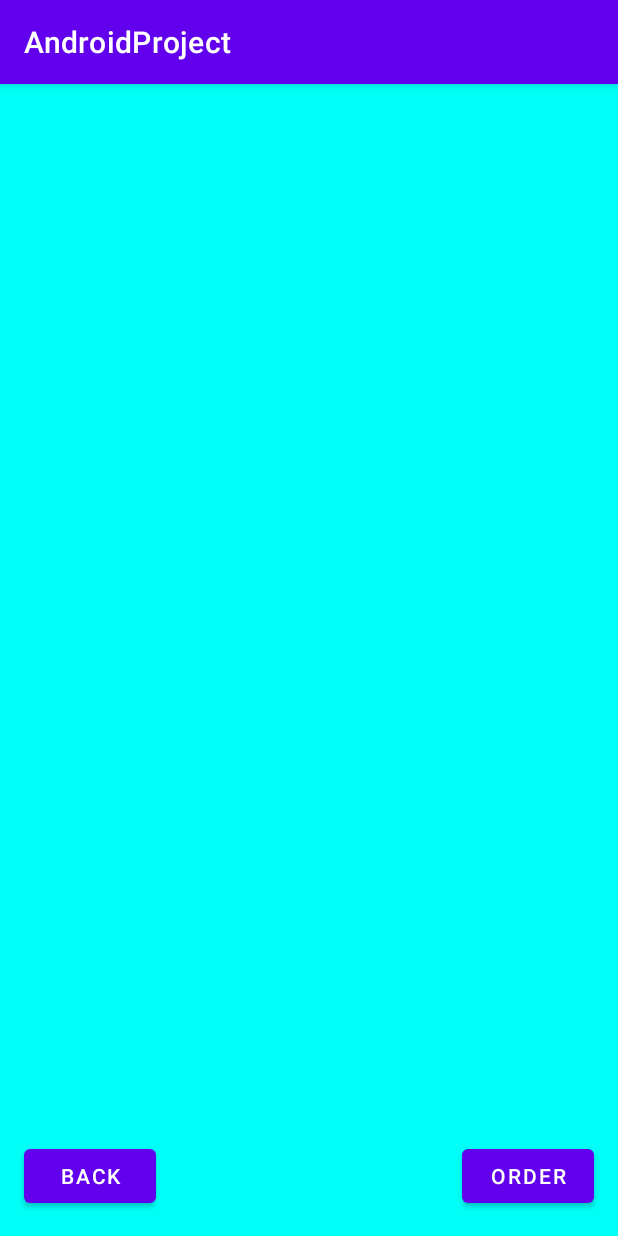
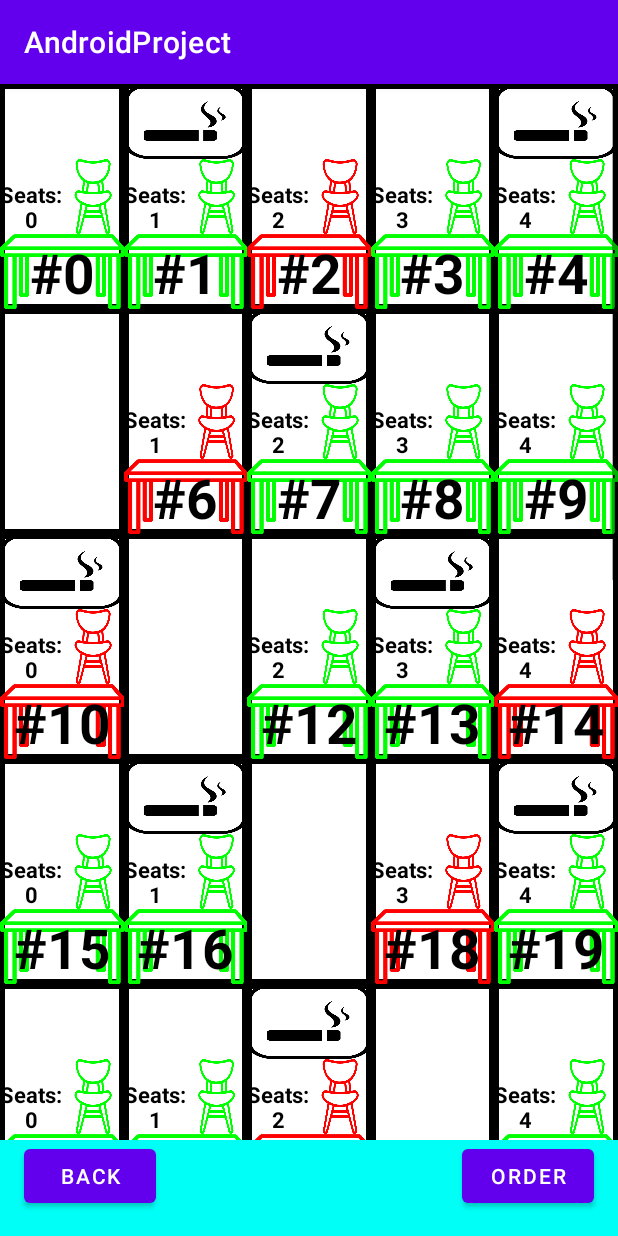
Before and after one commit to OfekSha/AndroidProject, an Android app: the TableModel screen opened directly, with no data from a screen before it, on a phone screen of 412 x 824 dp. Run offline under Robolectric (Android 15) with nearby library versions, the phone set to English and light mode, and no system bars.

Commit message:
fix recycler- load only one black images and change the tint set drawing cache enabled for 50000 images (bug fix) and fix the interface of each cell in the grid..

```diff
--- a/app/src/main/java/com/example/androidproject/RecyclerTableModelAdapter.java
+++ b/app/src/main/java/com/example/androidproject/RecyclerTableModelAdapter.java
@@ -1,10 +1,10 @@
 package com.example.androidproject;
 
-import android.content.Context;
+import android.content.res.ColorStateList;
+import android.content.res.Resources;
 import android.view.LayoutInflater;
 import android.view.View;
 import android.view.ViewGroup;
-import android.widget.ImageView;
 import android.widget.TextView;
 
 import androidx.annotation.NonNull;
@@ -18,20 +18,76 @@ public class RecyclerTableModelAdapter extends RecyclerView.Adapter<RecyclerTabl
        this.tables = tables;
     }
     public static class ViewHolder extends RecyclerView.ViewHolder {
-        private model_table_view view;
-        public ViewHolder(model_table_view view) {
+        TextView table_tv;
+        TextView seats_tv;
+        TextView smoke_tv;
+        TextView chair_tv;
+        final int RED= 0xffff0000;
+        final int GREEN= 0xff00ff00;
+
+        public ViewHolder(View view) {
             super(view);
-            this.view=view;
+            table_tv = (TextView) view.findViewById(R.id.table);
+            seats_tv = (TextView) view.findViewById(R.id.seats);
+            smoke_tv=(TextView) view.findViewById(R.id.smoke);
+            chair_tv=(TextView) view.findViewById(R.id.chair);
+
         }
-        public model_table_view getTableView(){
-            return view;
+
+
+        public void setTableNumber(int value) {
+
+            table_tv.setText("#"+value);
+        }
+
+        public void setIsFull(boolean value) {
+            if (value) {
+                table_tv.setBackgroundTintList(ColorStateList.valueOf(RED));
+                chair_tv.setBackgroundTintList(ColorStateList.valueOf(RED));
+                //table_tv.setBackgroundResource(R.drawable.table_red);
+                //chair_tv.setBackgroundResource(R.drawable.chair_red);
+            }
+            else {
+                table_tv.setBackgroundTintList(ColorStateList.valueOf(GREEN));
+                chair_tv.setBackgroundTintList(ColorStateList.valueOf(GREEN));
+               // table_tv.setBackgroundResource(R.drawable.table_green);
+                //chair_tv.setBackgroundResource(R.drawable.chair_green);
+            }
+        }
+
+        public void setIsSmoke(boolean value) {
+            if (value) {
+                smoke_tv.setVisibility(View.VISIBLE);
+            }
+            else {
+                smoke_tv.setVisibility(View.INVISIBLE);
+            }
+        }
+
+        public void setSeatsNumber(int value) {
+            seats_tv.setText("Seats: "+value);
+        }
+
+        public void setIsNull(boolean value) {
+            if (value) {
+                smoke_tv.setVisibility(View.INVISIBLE);
+                table_tv.setVisibility(View.INVISIBLE);
+                chair_tv.setVisibility(View.INVISIBLE);
+                seats_tv.setText("");
+                table_tv.setText("");
+            }
+            else{
+                smoke_tv.setVisibility(View.VISIBLE);
+                table_tv.setVisibility(View.VISIBLE);
+                chair_tv.setVisibility(View.VISIBLE);
+            }
         }
     }
     @NonNull
     @Override
     public RecyclerTableModelAdapter.ViewHolder onCreateViewHolder(@NonNull ViewGroup parent, int viewType) {
-        //LayoutInflater layoutInflater = LayoutInflater.from(parent.getContext());
-        model_table_view cell = new model_table_view(parent.getContext(),null);
+        LayoutInflater layoutInflater = LayoutInflater.from(parent.getContext());
+        View cell= layoutInflater.inflate(R.layout.model_table_view, parent, false);
         ViewHolder viewHolder = new ViewHolder(cell);
         return viewHolder;
     }
@@ -40,15 +96,14 @@ public class RecyclerTableModelAdapter extends RecyclerView.Adapter<RecyclerTabl
     public void onBindViewHolder(@NonNull RecyclerTableModelAdapter.ViewHolder holder, int position) {
         final Table table = tables.get(position);
         if (table==null){
-            holder.getTableView().setIsNull(true);
-            return;
-
+            holder.setIsNull(true);
         }
-        holder.getTableView().setIsNull(false);
-        holder.getTableView().setIsFull(table.isFull());
-        holder.getTableView().setIsSmoke(table.isSmoke());
-        holder.getTableView().setSeatsNumber(table.getSeats());
-        holder.getTableView().setTableNumber(table.getId());
+        else {
+            holder.setIsFull(table.isFull());
+            holder.setIsSmoke(table.isSmoke());
+            holder.setSeatsNumber(table.getSeats());
+            holder.setTableNumber(table.getId());
+        }
     }
 
     @Override
--- a/app/src/main/java/com/example/androidproject/TableModel.java
+++ b/app/src/main/java/com/example/androidproject/TableModel.java
@@ -21,6 +21,9 @@ public class TableModel extends AppCompatActivity {
 
         recyclerView.setAdapter(adapter);
         recyclerView.setLayoutManager(new GridLayoutManager(this,5));
+        recyclerView.setHasFixedSize(true);
+        recyclerView.setItemViewCacheSize(50000);
+        recyclerView.setDrawingCacheEnabled(true);
     }
 
 
@@ -28,7 +31,10 @@ public class TableModel extends AppCompatActivity {
         ArrayList<Table> test= new ArrayList<Table>();
         for (int i=0;i<50;i++){
             if (i%6== 5) test.add(null);
-            else test.add(new Table(i,i%5,i%3==1 ? true: false));
+            else {
+                test.add(new Table(i, i % 5, i % 3 == 1 ? true : false));
+                if (i%4==2)test.get(i).setFull(true);
+            }
         }
             return test;
     }
--- a/app/src/main/res/layout/model_table_view.xml
+++ b/app/src/main/res/layout/model_table_view.xml
@@ -3,62 +3,97 @@
     xmlns:app="http://schemas.android.com/apk/res-auto"
     xmlns:tools="http://schemas.android.com/tools"
     android:layout_width="match_parent"
-    android:layout_height="match_parent"
+    android:layout_height="150dp"
     android:background="@drawable/table_border">
 
-    <TextView
-        android:id="@+id/table"
-        android:layout_width="404dp"
-        android:layout_height="221dp"
-        android:autoSizeTextType="uniform"
-        android:background="@drawable/table"
-        android:gravity="bottom|center"
-        android:text="#1"
-        android:textColor="#000000"
-        android:textSize="8sp"
-        android:textStyle="bold"
+    <LinearLayout
+        android:layout_width="0dp"
+        android:layout_height="wrap_content"
+        android:orientation="vertical"
+        android:weightSum="3"
         app:layout_constraintBottom_toBottomOf="parent"
         app:layout_constraintEnd_toEndOf="parent"
-        app:layout_constraintStart_toStartOf="parent" />
+        app:layout_constraintStart_toStartOf="parent"
+        app:layout_constraintTop_toTopOf="parent">
 
-    <TextView
-        android:id="@+id/chair"
-        android:layout_width="172dp"
-        android:layout_height="260dp"
-        android:autoSizeTextType="uniform"
-        android:background="@drawable/chair"
-        android:gravity="bottom|center"
-        android:textColor="#000000"
-        android:textSize="36sp"
-        android:textStyle="bold"
-        app:layout_constraintBottom_toTopOf="@+id/table"
-        app:layout_constraintEnd_toEndOf="parent" />
+        <LinearLayout
+            android:id="@+id/linearLayout3"
+            android:layout_width="match_parent"
+            android:layout_height="match_parent"
+            android:layout_weight="1"
+            android:orientation="horizontal"
+            android:weightSum="1">
 
-    <TextView
-        android:id="@+id/smoke"
-        android:layout_width="183dp"
-        android:layout_height="241dp"
-        android:autoSizeTextType="uniform"
-        android:background="@drawable/smoking_zone"
-        android:gravity="center|top"
-        android:textColor="#0055FF"
-        android:textSize="36sp"
-        android:textStyle="bold"
-        app:layout_constraintBottom_toTopOf="@+id/chair"
-        app:layout_constraintEnd_toEndOf="parent"
-        app:layout_constraintTop_toTopOf="parent" />
+            <TextView
+                android:id="@+id/smoke"
+                android:layout_width="match_parent"
+                android:layout_height="match_parent"
+                android:layout_weight="1"
+                android:autoSizeTextType="uniform"
+                android:background="@drawable/smoking_zone"
+                android:gravity="center|top"
+                android:textColor="#0055FF"
+                android:textSize="36sp"
+                android:textStyle="bold"
+                android:visibility="visible" />
+        </LinearLayout>
 
-    <TextView
-        android:id="@+id/seats"
-        android:layout_width="204dp"
-        android:layout_height="239dp"
-        android:autoSizeTextType="uniform"
-        android:gravity="bottom|center"
-        android:text="Seats: 2"
-        android:textColor="#000000"
-        android:textSize="36sp"
-        android:textStyle="bold"
-        app:layout_constraintBottom_toTopOf="@+id/table"
-        app:layout_constraintStart_toStartOf="parent" />
+        <LinearLayout
+            android:id="@+id/linearLayout2"
+            android:layout_width="match_parent"
+            android:layout_height="match_parent"
+            android:layout_weight="1"
+            android:orientation="horizontal"
+            android:weightSum="2">
+
+            <TextView
+                android:id="@+id/seats"
+                android:layout_width="match_parent"
+                android:layout_height="match_parent"
+                android:layout_weight="1"
+                android:autoSizeTextType="uniform"
+                android:gravity="bottom|center"
+                android:text="Seats: 2"
+                android:textColor="#000000"
+                android:textSize="36sp"
+                android:textStyle="bold" />
+
+            <TextView
+                android:id="@+id/chair"
+                android:layout_width="match_parent"
+                android:layout_height="match_parent"
+                android:layout_weight="1"
+                android:autoSizeTextType="uniform"
+                android:background="@drawable/chair"
+
+                android:gravity="bottom|center"
+                android:textColor="#000000"
+                android:textSize="36sp"
+                android:textStyle="bold" />
+        </LinearLayout>
+
+        <LinearLayout
+            android:id="@+id/linearLayout1"
+            android:layout_width="match_parent"
+            android:layout_height="match_parent"
+            android:layout_weight="1"
+            android:orientation="horizontal"
+            android:weightSum="1">
+
+            <TextView
+                android:id="@+id/table"
+                android:layout_width="match_parent"
+                android:layout_height="match_parent"
+                android:layout_weight="1"
+                android:autoSizeTextType="uniform"
+                android:background="@drawable/table"
+                android:gravity="bottom|center"
+                android:text="#1"
+                android:textColor="#000000"
+                android:textSize="8sp"
+                android:textStyle="bold" />
+        </LinearLayout>
+
+    </LinearLayout>
 
 </androidx.constraintlayout.widget.ConstraintLayout>
```
Also changed, not shown: app/src/main/res/drawable/chair_green.png (deleted), app/src/main/res/drawable/chair_red.png (deleted), app/src/main/res/drawable/table_green.png (deleted), app/src/main/res/drawable/table_red.png (deleted).
